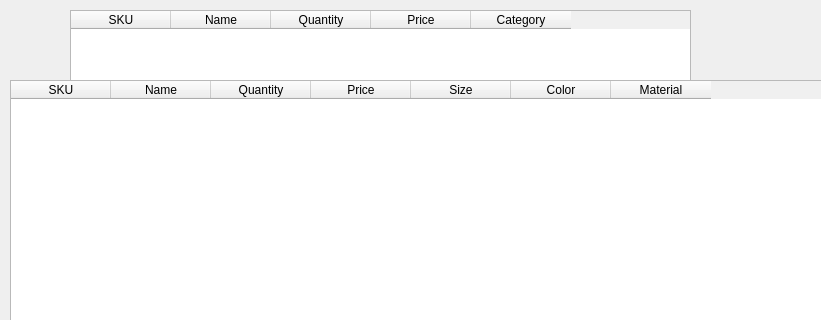
Before: the Qt Designer form mainwindow.ui in UmarMushtaqMughal/Cs, drawn with Qt 5; both pictures show x 0 to 821 and y 0 to 320 of the 1327 by 737 pixel window.
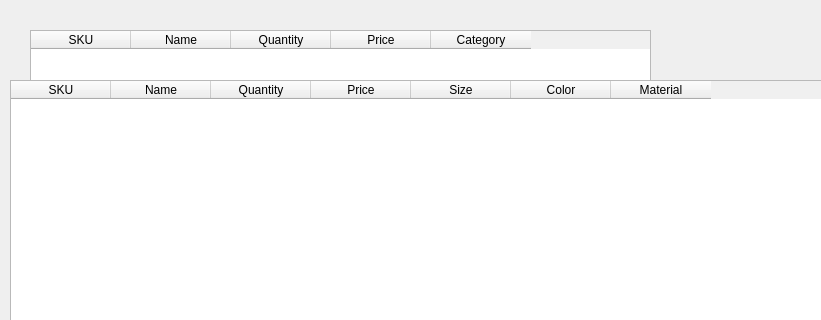
After: the same form once the commit is applied.

What changed in the file:
```diff
--- a/mainwindow.ui
+++ b/mainwindow.ui
@@ -20,8 +20,8 @@
    <widget class="QTableWidget" name="InventoryTW">
     <property name="geometry">
      <rect>
-      <x>70</x>
-      <y>10</y>
+      <x>30</x>
+      <y>30</y>
       <width>621</width>
       <height>651</height>
      </rect>
@@ -137,6 +137,15 @@
          </color>
         </brush>
        </colorrole>
+       <colorrole role="Highlight">
+        <brush brushstyle="SolidPattern">
+         <color alpha="255">
+          <red>255</red>
+          <green>120</green>
+          <blue>120</blue>
+         </color>
+        </brush>
+       </colorrole>
        <colorrole role="AlternateBase">
         <brush brushstyle="SolidPattern">
          <color alpha="255">
@@ -283,6 +292,15 @@
          </color>
         </brush>
        </colorrole>
+       <colorrole role="Highlight">
+        <brush brushstyle="SolidPattern">
+         <color alpha="255">
+          <red>240</red>
+          <green>240</green>
+          <blue>240</blue>
+         </color>
+        </brush>
+       </colorrole>
        <colorrole role="AlternateBase">
         <brush brushstyle="SolidPattern">
          <color alpha="255">
@@ -429,6 +447,15 @@
          </color>
         </brush>
        </colorrole>
+       <colorrole role="Highlight">
+        <brush brushstyle="SolidPattern">
+         <color alpha="255">
+          <red>0</red>
+          <green>120</green>
+          <blue>215</blue>
+         </color>
+        </brush>
+       </colorrole>
        <colorrole role="AlternateBase">
         <brush brushstyle="SolidPattern">
          <color alpha="255">
@@ -8455,6 +8482,15 @@
          </color>
         </brush>
        </colorrole>
+       <colorrole role="Highlight">
+        <brush brushstyle="SolidPattern">
+         <color alpha="255">
+          <red>255</red>
+          <green>120</green>
+          <blue>120</blue>
+         </color>
+        </brush>
+       </colorrole>
        <colorrole role="AlternateBase">
         <brush brushstyle="SolidPattern">
          <color alpha="255">
@@ -8601,6 +8637,15 @@
          </color>
         </brush>
        </colorrole>
+       <colorrole role="Highlight">
+        <brush brushstyle="SolidPattern">
+         <color alpha="255">
+          <red>240</red>
+          <green>240</green>
+          <blue>240</blue>
+         </color>
+        </brush>
+       </colorrole>
        <colorrole role="AlternateBase">
         <brush brushstyle="SolidPattern">
          <color alpha="255">
@@ -8747,6 +8792,15 @@
          </color>
         </brush>
        </colorrole>
+       <colorrole role="Highlight">
+        <brush brushstyle="SolidPattern">
+         <color alpha="255">
+          <red>0</red>
+          <green>120</green>
+          <blue>215</blue>
+         </color>
+        </brush>
+       </colorrole>
        <colorrole role="AlternateBase">
         <brush brushstyle="SolidPattern">
          <color alpha="255">
```
Left out of the diff: 677 changed lines with no effect on the pictures.
